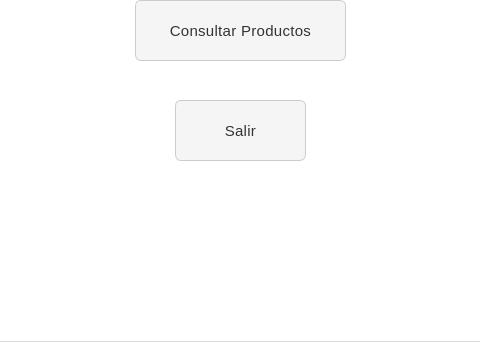
Old version of the form ui/ui_iniciarsesion.ui in the repository javieralejan2005/Cru-jabi-; both pictures show x 156 to 636 and y 271 to 613 of the 761 by 613 pixel window.
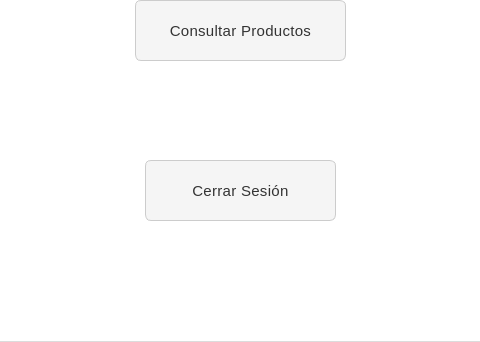
New version of the form. The open tabs and pages were chosen to show the change. Icons and pictures are not drawn.

```diff
--- a/ui/ui_iniciarsesion.ui
+++ b/ui/ui_iniciarsesion.ui
@@ -316,14 +316,14 @@
        <widget class="QPushButton" name="pushButton_5">
         <property name="geometry">
          <rect>
-          <x>330</x>
-          <y>370</y>
-          <width>131</width>
+          <x>300</x>
+          <y>430</y>
+          <width>191</width>
           <height>61</height>
          </rect>
         </property>
         <property name="text">
-         <string>Salir</string>
+         <string>Cerrar Sesión</string>
         </property>
         <property name="icon">
          <iconset>
```
Left out of the diff: 4 changed lines with no effect on the pictures.
